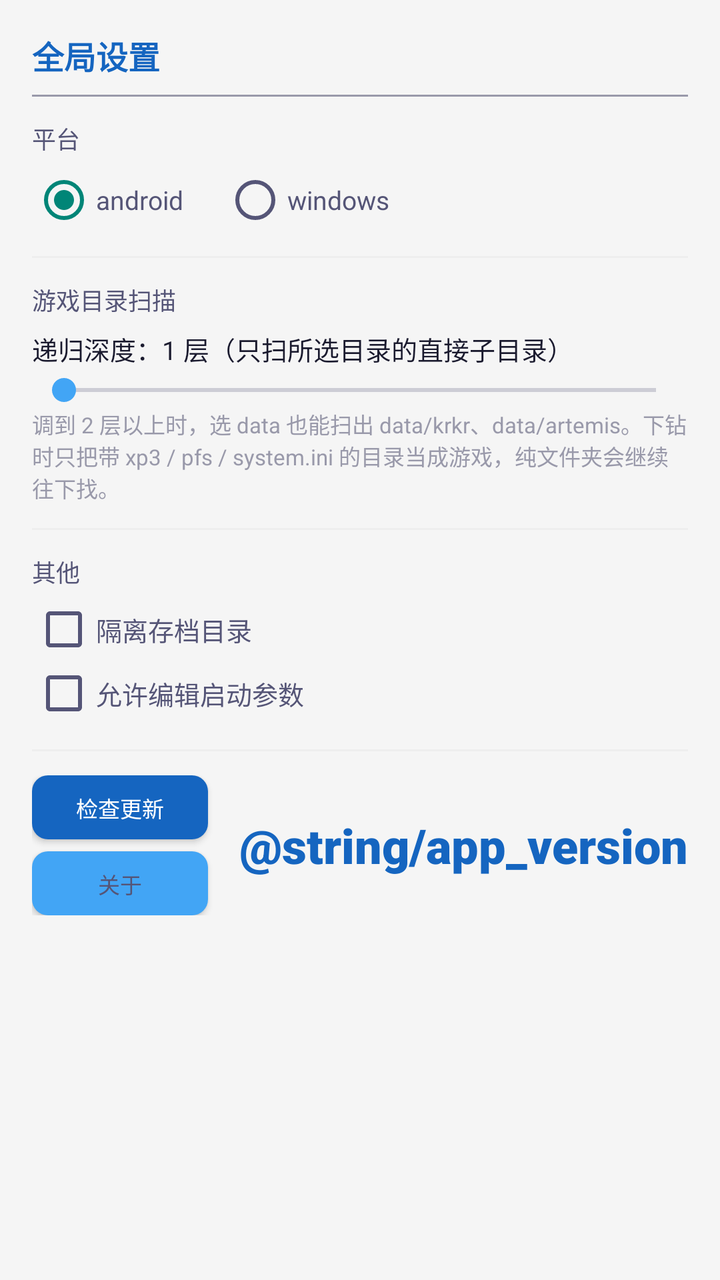
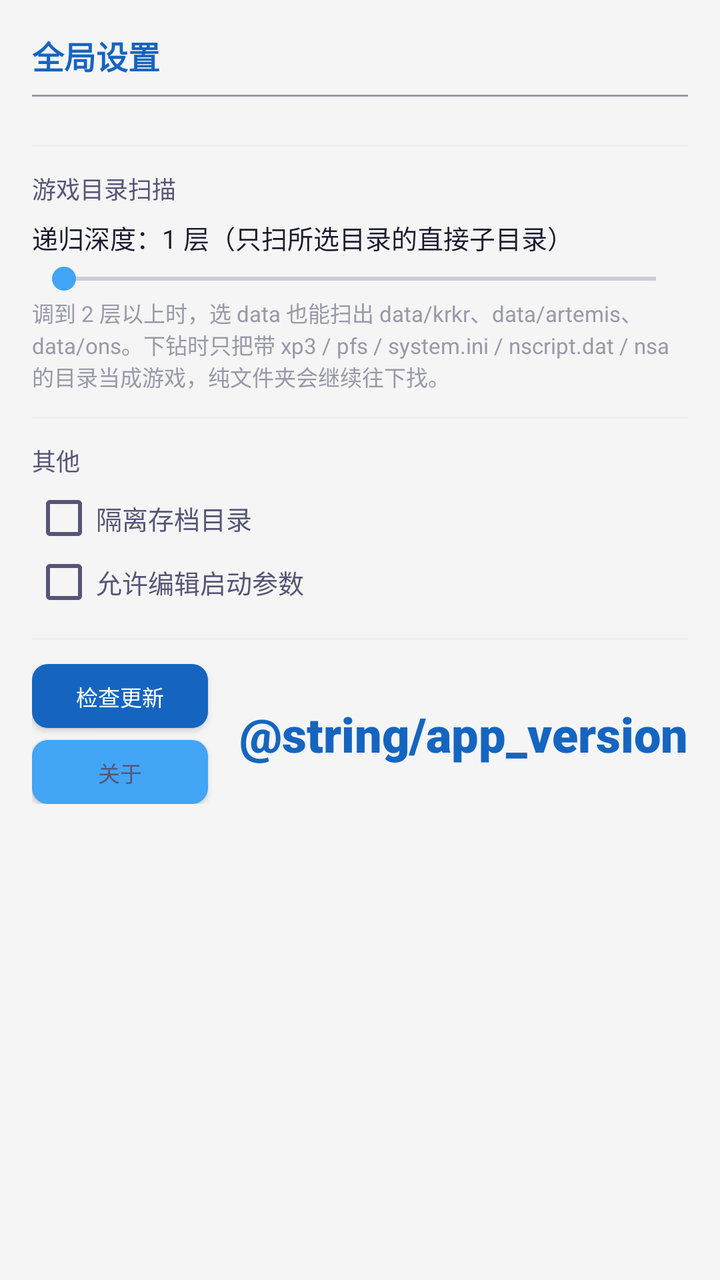

Before-and-after screenshots of an Android layout around one commit, followed by the original layout XML and the change that was made.
<!-- AndroidManifest.xml: application theme Theme.NimbusVN -->
<!-- res/layout/layout_gameconfig.xml -->
<?xml version="1.0" encoding="utf-8"?>
<LinearLayout xmlns:android="http://schemas.android.com/apk/res/android"
    xmlns:tools="http://schemas.android.com/tools"
    android:layout_width="match_parent"
    android:layout_height="wrap_content"
    android:background="@color/bg_medium"
    android:orientation="vertical"
    android:padding="16dp">

    <TextView
        android:layout_width="match_parent"
        android:layout_height="wrap_content"
        android:text="全局设置"
        android:textColor="@color/primary"
        android:textSize="16sp"
        android:textStyle="bold" />

    <View
        android:layout_width="match_parent"
        android:layout_height="1dp"
        android:layout_marginTop="8dp"
        android:layout_marginBottom="12dp"
        android:background="@color/text_muted" />

    
    <TextView
        android:layout_width="match_parent"
        android:layout_height="wrap_content"
        android:text="平台"
        android:textColor="@color/text_secondary"
        android:textSize="12sp" />

    <RadioGroup
        android:id="@+id/group_platform"
        android:layout_width="wrap_content"
        android:layout_height="wrap_content"
        android:layout_marginTop="6dp"
        android:orientation="horizontal">

        <RadioButton
            android:id="@+id/button_platform_android"
            android:layout_width="wrap_content"
            android:layout_height="wrap_content"
            android:checked="true"
            android:text="android"
            android:textColor="@color/text_secondary"
            android:textSize="13sp" />

        <RadioButton
            android:id="@+id/button_platform_windows"
            android:layout_width="wrap_content"
            android:layout_height="wrap_content"
            android:layout_marginLeft="20dp"
            android:text="windows"
            android:textColor="@color/text_secondary"
            android:textSize="13sp" />
    </RadioGroup>

    <View
        android:layout_width="match_parent"
        android:layout_height="1dp"
        android:layout_marginTop="12dp"
        android:layout_marginBottom="12dp"
        android:background="@color/bg_card" />

    
    <TextView
        android:layout_width="match_parent"
        android:layout_height="wrap_content"
        android:text="游戏目录扫描"
        android:textColor="@color/text_secondary"
        android:textSize="12sp" />

    <TextView
        android:id="@+id/text_scandepth"
        android:layout_width="match_parent"
        android:layout_height="wrap_content"
        android:layout_marginTop="6dp"
        android:text="递归深度：1 层（只扫所选目录的直接子目录）"
        android:textColor="@color/text_primary"
        android:textSize="13sp" />

    <SeekBar
        android:id="@+id/seek_scandepth"
        android:layout_width="match_parent"
        android:layout_height="wrap_content"
        android:layout_marginTop="2dp"
        android:max="5"
        android:progress="0"
        android:progressTint="@color/secondary"
        android:thumbTint="@color/secondary" />

    <TextView
        android:layout_width="match_parent"
        android:layout_height="wrap_content"
        android:text="调到 2 层以上时，选 data 也能扫出 data/krkr、data/artemis。下钻时只把带 xp3 / pfs / system.ini 的目录当成游戏，纯文件夹会继续往下找。"
        android:textColor="@color/text_muted"
        android:textSize="11sp" />

    <View
        android:layout_width="match_parent"
        android:layout_height="1dp"
        android:layout_marginTop="12dp"
        android:layout_marginBottom="12dp"
        android:background="@color/bg_card" />

    
    <TextView
        android:layout_width="match_parent"
        android:layout_height="wrap_content"
        android:text="其他"
        android:textColor="@color/text_secondary"
        android:textSize="12sp" />

    <CheckBox
        android:id="@+id/button_scopedsavedir"
        android:layout_width="match_parent"
        android:layout_height="wrap_content"
        android:layout_marginTop="4dp"
        android:text="隔离存档目录"
        android:textColor="@color/text_secondary"
        android:textSize="13sp" />

    <CheckBox
        android:id="@+id/button_alloweditargs"
        android:layout_width="match_parent"
        android:layout_height="wrap_content"
        android:text="允许编辑启动参数"
        android:textColor="@color/text_secondary"
        android:textSize="13sp" />

    <View
        android:layout_width="match_parent"
        android:layout_height="1dp"
        android:layout_marginTop="12dp"
        android:layout_marginBottom="12dp"
        android:background="@color/bg_card" />

    
    <LinearLayout
        android:layout_width="match_parent"
        android:layout_height="wrap_content"
        android:gravity="center_vertical"
        android:orientation="horizontal">

        <LinearLayout
            android:layout_width="0dp"
            android:layout_height="wrap_content"
            android:layout_weight="1"
            android:orientation="vertical">

            <Button
                android:id="@+id/button_checkupdate"
                android:layout_width="wrap_content"
                android:layout_height="32dp"
                android:background="@drawable/btn_primary"
                android:text="检查更新"
android:textColor="@color/white"
            android:textSize="11sp" />

            <Button
                android:id="@+id/button_about"
                android:layout_width="wrap_content"
                android:layout_height="32dp"
                android:layout_marginTop="6dp"
                android:background="@drawable/btn_secondary"
                android:text="关于"
                android:textColor="@color/text_secondary"
                android:textSize="11sp" />
        </LinearLayout>

        <TextView
            android:id="@+id/text_version"
            android:layout_width="wrap_content"
            android:layout_height="wrap_content"
            android:fontFamily="sans-serif-black"
            android:gravity="center"
            android:text="@string/app_version"
            android:textColor="@color/primary"
            android:textSize="24sp" />
    </LinearLayout>

</LinearLayout>
<!-- resources referenced by this layout -->
<resources>
  <color name="bg_card">#EEEEEE</color>
  <color name="bg_medium">#F5F5F5</color>
  <color name="primary">#1565C0</color>
  <color name="secondary">#42A5F5</color>
  <color name="text_muted">#9999AA</color>
  <color name="text_primary">#1a1a2e</color>
  <color name="text_secondary">#555577</color>
  <color name="white">#FFFFFFFF</color>
  <!-- drawable btn_primary (drawable) -->
  <?xml version="1.0" encoding="utf-8"?>
  <shape xmlns:android="http://schemas.android.com/apk/res/android"
      android:shape="rectangle">
      <solid android:color="@color/primary" />
      <corners android:radius="8dp" />
      <padding
          android:left="16dp"
          android:right="16dp"
          android:top="8dp"
          android:bottom="8dp" />
  </shape>
  <!-- drawable btn_secondary (drawable) -->
  <?xml version="1.0" encoding="utf-8"?>
  <shape xmlns:android="http://schemas.android.com/apk/res/android"
      android:shape="rectangle">
      <solid android:color="@color/secondary" />
      <corners android:radius="8dp" />
      <padding
          android:left="16dp"
          android:right="16dp"
          android:top="8dp"
          android:bottom="8dp" />
  </shape>
  <style name="Theme.NimbusVN" parent="Theme.MaterialComponents.DayNight.DarkActionBar.Bridge">
          
          <item name="colorPrimary">#1565C0</item>
          <item name="colorPrimaryVariant">#0D47A1</item>
          <item name="colorOnPrimary">@color/white</item>
          
          <item name="colorSecondary">#42A5F5</item>
          <item name="colorSecondaryVariant">#1E88E5</item>
          <item name="colorOnSecondary">@color/white</item>
          
          <item name="android:colorBackground">#F5F5F5</item>
          <item name="android:windowBackground">#F5F5F5</item>
          
          <item name="android:statusBarColor">#1565C0</item>
          <item name="android:navigationBarColor">#FFFFFF</item>
          
          <item name="android:textColorPrimary">#1a1a2e</item>
          <item name="android:textColorSecondary">#555577</item>
      </style>
</resources>

<!-- the commit's change to res/layout/layout_gameconfig.xml (unified diff, before → after) -->
@@ -21,40 +21,6 @@
         android:layout_marginTop="8dp"
         android:layout_marginBottom="12dp"
         android:background="@color/text_muted" />
-
-    
-    <TextView
-        android:layout_width="match_parent"
-        android:layout_height="wrap_content"
-        android:text="平台"
-        android:textColor="@color/text_secondary"
-        android:textSize="12sp" />
-
-    <RadioGroup
-        android:id="@+id/group_platform"
-        android:layout_width="wrap_content"
-        android:layout_height="wrap_content"
-        android:layout_marginTop="6dp"
-        android:orientation="horizontal">
-
-        <RadioButton
-            android:id="@+id/button_platform_android"
-            android:layout_width="wrap_content"
-            android:layout_height="wrap_content"
-            android:checked="true"
-            android:text="android"
-            android:textColor="@color/text_secondary"
-            android:textSize="13sp" />
-
-        <RadioButton
-            android:id="@+id/button_platform_windows"
-            android:layout_width="wrap_content"
-            android:layout_height="wrap_content"
-            android:layout_marginLeft="20dp"
-            android:text="windows"
-            android:textColor="@color/text_secondary"
-            android:textSize="13sp" />
-    </RadioGroup>
 
     <View
         android:layout_width="match_parent"
@@ -93,7 +59,7 @@
     <TextView
         android:layout_width="match_parent"
         android:layout_height="wrap_content"
-        android:text="调到 2 层以上时，选 data 也能扫出 data/krkr、data/artemis。下钻时只把带 xp3 / pfs / system.ini 的目录当成游戏，纯文件夹会继续往下找。"
+        android:text="调到 2 层以上时，选 data 也能扫出 data/krkr、data/artemis、data/ons。下钻时只把带 xp3 / pfs / system.ini / nscript.dat / nsa 的目录当成游戏，纯文件夹会继续往下找。"
         android:textColor="@color/text_muted"
         android:textSize="11sp" />
 
